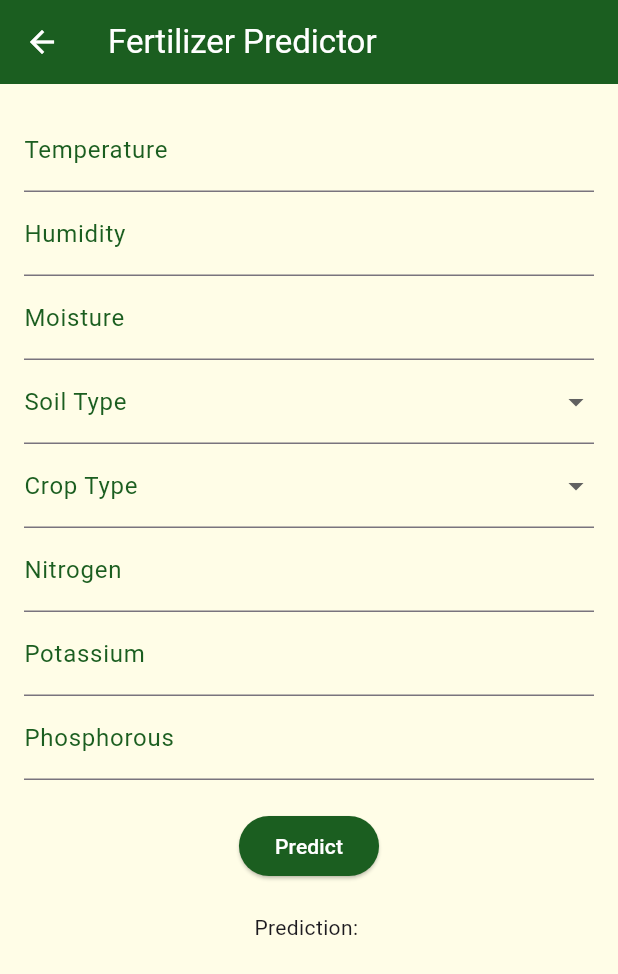
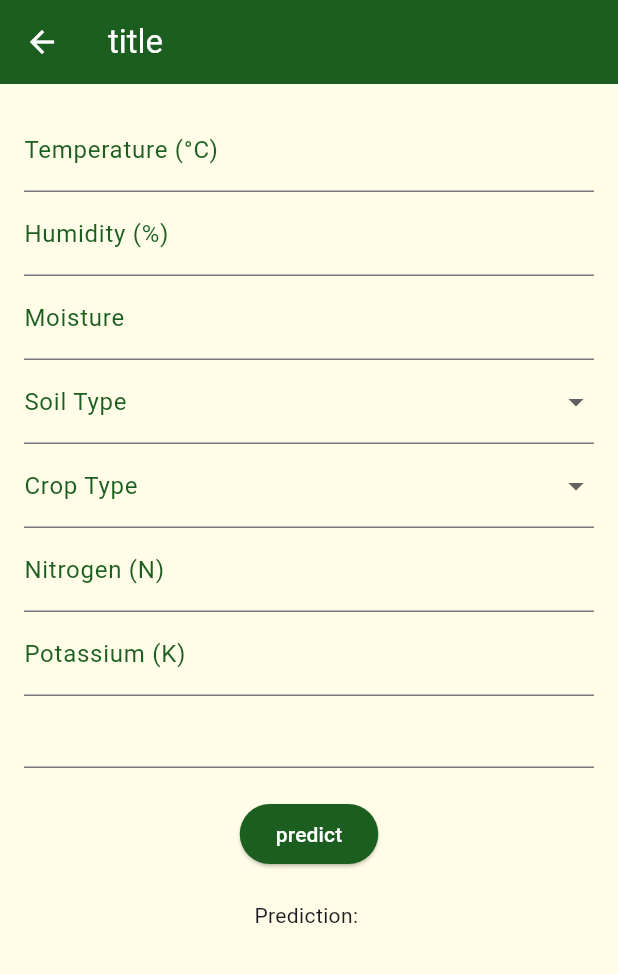
Before and after one commit to gargibendale/SmartKrishi, a Flutter app: the PredictorScreen screen opened by its route, on a phone screen of 412 x 824 dp. Shown: the top 974 px of the screen. Run offline on Flutter 3.47's test engine with Material 3 defaults, Android fonts, the phone set to English and light mode, and no system bars; our stand-ins replace animate_do, firebase_auth, firebase_core, flutter_markdown, google_generative_ai, image_picker and 1 more; accounts and stored records are empty; network calls fail.

Commit message:
Bas hogaya

```diff
--- a/assets/lang/en.json
+++ b/assets/lang/en.json
@@ -29,6 +29,12 @@
         "get_recommendation": "Get Recommendation",
         "no_recommendation_yet": "No recommendation yet",
         "recommended_crop": "Recommended Crop: ",
+        "title": "Fertilizer Predictor",
+        "soil_type": "Soil Type",
+  "crop_type": "Crop Type",
+  "predict": "Predict",
+  "prediction": "Prediction",
+
   "farmers": {
     "list": [
       {
--- a/lib/fertilizer_prediction.dart
+++ b/lib/fertilizer_prediction.dart
@@ -1,5 +1,6 @@
+import 'package:flutter/material.dart';
 import 'api/api_service.dart';
-import 'package:flutter/material.dart';
+import 'localizations/app_localizations.dart';
 
 void main() {
   runApp(MyApp());
@@ -10,6 +11,14 @@ class MyApp extends StatelessWidget {
   Widget build(BuildContext context) {
     return MaterialApp(
       home: PredictorScreen(),
+      localizationsDelegates: [
+        // Add localization delegates here
+      ],
+      supportedLocales: [
+        Locale('en', ''), // English
+        Locale('mr', ''), // Marathi
+        Locale('hi', ''), // Hindi
+      ],
     );
   }
 }
@@ -31,6 +40,7 @@ class _PredictorScreenState extends State<PredictorScreen> {
   String? selectedSoilType;
   String? selectedCropType;
   String prediction = '';
+  Locale _locale = Locale('en');
 
   Map<String, int> soilDict = {
     'Loamy (1)': 1,
@@ -95,7 +105,8 @@ class _PredictorScreenState extends State<PredictorScreen> {
 
     switch (fertilizer) {
       case 'Urea':
-        benefits = '1. High nitrogen content (46%): Urea is one of the most concentrated nitrogenous fertilizers, essential for vegetative growth and green, leafy development in crops.\n'
+        benefits =
+            '1. High nitrogen content (46%): Urea is one of the most concentrated nitrogenous fertilizers, essential for vegetative growth and green, leafy development in crops.\n'
             '2. Cost-effective: Urea is relatively inexpensive compared to other nitrogen sources.\n'
             '3. Versatile: Can be used on a wide range of crops.';
         measures = '1. Avoid direct contact with seeds.\n'
@@ -103,34 +114,40 @@ class _PredictorScreenState extends State<PredictorScreen> {
             '3. Use during growing season.';
         break;
       case 'DAP':
-        benefits = '1. Balanced nutrients: Contains both nitrogen (18%) and phosphorus (46%), promoting root development and early plant growth.\n'
+        benefits =
+            '1. Balanced nutrients: Contains both nitrogen (18%) and phosphorus (46%), promoting root development and early plant growth.\n'
             '2. Easy handling and storage: Less hygroscopic compared to other fertilizers.';
         measures = '1. Use as a starter fertilizer.\n'
             '2. Avoid over-application.';
         break;
       case '28-28':
-        benefits = '1. Equal parts nitrogen and phosphorus (28% each), supporting both vegetative growth and root development.';
+        benefits =
+            '1. Equal parts nitrogen and phosphorus (28% each), supporting both vegetative growth and root development.';
         measures = '1. Appropriate for initial and mid-growth stages.\n'
             '2. Conduct soil tests.';
         break;
       case '14-35-14':
-        benefits = '1. High phosphorus content: Promotes strong root systems and early plant vigor, critical during the early growth stages.\n'
+        benefits =
+            '1. High phosphorus content: Promotes strong root systems and early plant vigor, critical during the early growth stages.\n'
             '2. Balanced nitrogen and potassium: Supports overall plant health and stress resistance.';
         measures = '1. Use for root development.\n'
             '2. Monitor application rates.';
         break;
       case '20-20':
-        benefits = '1. Balanced nutrients: Provides equal parts nitrogen and phosphorus (20% each), supporting overall plant health and growth.';
+        benefits =
+            '1. Balanced nutrients: Provides equal parts nitrogen and phosphorus (20% each), supporting overall plant health and growth.';
         measures = '1. Versatile application: Suitable for various crops and growth stages.\n'
             '2. Combine with potassium sources if needed.';
         break;
       case '17-17-17':
-        benefits = '1. Equal parts of nitrogen, phosphorus, and potassium (17% each), providing a comprehensive nutrient profile for crops.';
+        benefits =
+            '1. Equal parts of nitrogen, phosphorus, and potassium (17% each), providing a comprehensive nutrient profile for crops.';
         measures = '1. Broad-spectrum use: Ideal for use throughout the growing season.\n'
             '2. Soil testing: Regularly test soil to adjust fertilizer application as needed.';
         break;
       case '10-26-26':
-        benefits = '1. High phosphorus and potassium: Supports root development and enhances fruit and flower production.\n'
+        benefits =
+            '1. High phosphorus and potassium: Supports root development and enhances fruit and flower production.\n'
             '2. Balanced with nitrogen: Provides adequate nitrogen for vegetative growth.';
         measures = '1. Apply at flowering and fruiting stages.\n'
             '2. Avoid excessive nitrogen.';
@@ -175,9 +192,11 @@ class _PredictorScreenState extends State<PredictorScreen> {
 
   @override
   Widget build(BuildContext context) {
+    final AppLocalizations localizations = AppLocalizations.of(context)!;
+
     return Scaffold(
       appBar: AppBar(
-        title: Text('Fertilizer Predictor'),
+        title: Text(('title')),
         backgroundColor: Colors.green.shade900,
         foregroundColor: Colors.white,
       ),
@@ -190,7 +209,7 @@ class _PredictorScreenState extends State<PredictorScreen> {
               TextField(
                 controller: temperatureController,
                 decoration: InputDecoration(
-                  labelText: 'Temperature',
+                  labelText: localizations.translate('temperature'),
                   labelStyle: TextStyle(color: Colors.green.shade900),
                 ),
                 keyboardType: TextInputType.number,
@@ -199,7 +218,7 @@ class _PredictorScreenState extends State<PredictorScreen> {
               TextField(
                 controller: humidityController,
                 decoration: InputDecoration(
-                  labelText: 'Humidity',
+                  labelText: localizations.translate('humidity'),
                   labelStyle: TextStyle(color: Colors.green.shade900),
                 ),
                 keyboardType: TextInputType.number,
@@ -208,7 +227,7 @@ class _PredictorScreenState extends State<PredictorScreen> {
               TextField(
                 controller: moistureController,
                 decoration: InputDecoration(
-                  labelText: 'Moisture',
+                  labelText: localizations.translate('moisture'),
                   labelStyle: TextStyle(color: Colors.green.shade900),
                 ),
                 keyboardType: TextInputType.number,
@@ -228,7 +247,7 @@ class _PredictorScreenState extends State<PredictorScreen> {
                   });
                 },
                 decoration: InputDecoration(
-                  labelText: 'Soil Type',
+                  labelText: localizations.translate('soil_type'),
                   labelStyle: TextStyle(color: Colors.green.shade900),
                 ),
                 style: TextStyle(color: Colors.green.shade900),
@@ -247,7 +266,7 @@ class _PredictorScreenState extends State<PredictorScreen> {
                   });
                 },
                 decoration: InputDecoration(
-                  labelText: 'Crop Type',
+                  labelText: localizations.translate('crop_type'),
                   labelStyle: TextStyle(color: Colors.green.shade900),
                 ),
                 style: TextStyle(color: Colors.green.shade900),
@@ -255,7 +274,7 @@ class _PredictorScreenState extends State<PredictorScreen> {
               TextField(
                 controller: nitrogenController,
                 decoration: InputDecoration(
-                  labelText: 'Nitrogen',
+                  labelText: localizations.translate('nitrogen'),
                   labelStyle: TextStyle(color: Colors.green.shade900),
                 ),
                 keyboardType: TextInputType.number,
@@ -264,7 +283,7 @@ class _PredictorScreenState extends State<PredictorScreen> {
               TextField(
                 controller: potassiumController,
                 decoration: InputDecoration(
-                  labelText: 'Potassium',
+                  labelText: localizations.translate('potassium'),
                   labelStyle: TextStyle(color: Colors.green.shade900),
                 ),
                 keyboardType: TextInputType.number,
@@ -273,7 +292,7 @@ class _PredictorScreenState extends State<PredictorScreen> {
               TextField(
                 controller: phosphorousController,
                 decoration: InputDecoration(
-                  labelText: 'Phosphorous',
+                  labelText: localizations.translate('phosphorous'),
                   labelStyle: TextStyle(color: Colors.green.shade900),
                 ),
                 keyboardType: TextInputType.number,
@@ -283,13 +302,14 @@ class _PredictorScreenState extends State<PredictorScreen> {
               ElevatedButton(
                 onPressed: getPrediction,
                 style: ElevatedButton.styleFrom(
-                  backgroundColor: Colors.green.shade900, // background (button) color
-                  foregroundColor: Colors.white, // foreground (text) color
+                  backgroundColor: Colors.green.shade900,
+                  foregroundColor: Colors.white,
                 ),
-                child: Text('Predict'),
+                child: Text(('predict')),
               ),
               SizedBox(height: 20),
-              Text('Prediction: $prediction'),
+              // ignore: prefer_interpolation_to_compose_strings
+              Text(localizations.translate('prediction')! + ': $prediction'),
             ],
           ),
         ),
--- a/pubspec.yaml
+++ b/pubspec.yaml
@@ -45,3 +45,4 @@ flutter:
     - assets/farmerbot.jpg
     - assets/weather.jpg
     - assets/homepage.jpg
+    - assets/sapling.jpg
```
Also changed, not shown: assets/lang/hi.json (+19 -1 lines), assets/lang/mr.json (+13 -1 lines), lib/chat.dart (+27 -2 lines), assets/sapling.jpg (added), assets/weather.jpg. Lines whose indentation alone changed are shown as unchanged.
